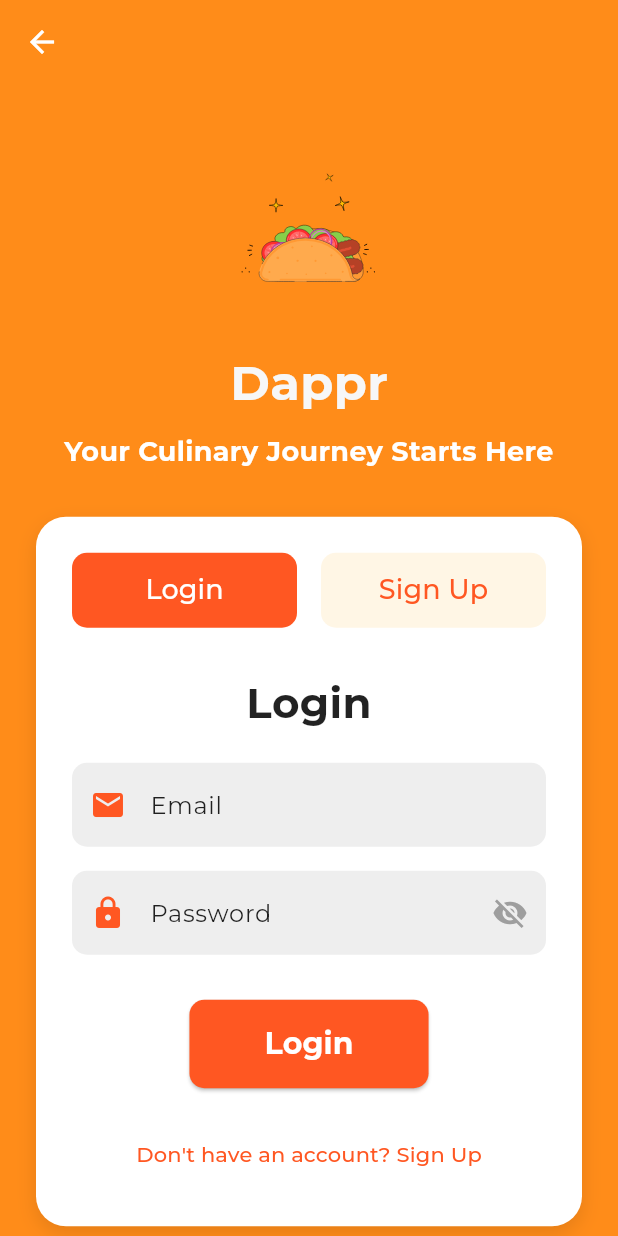
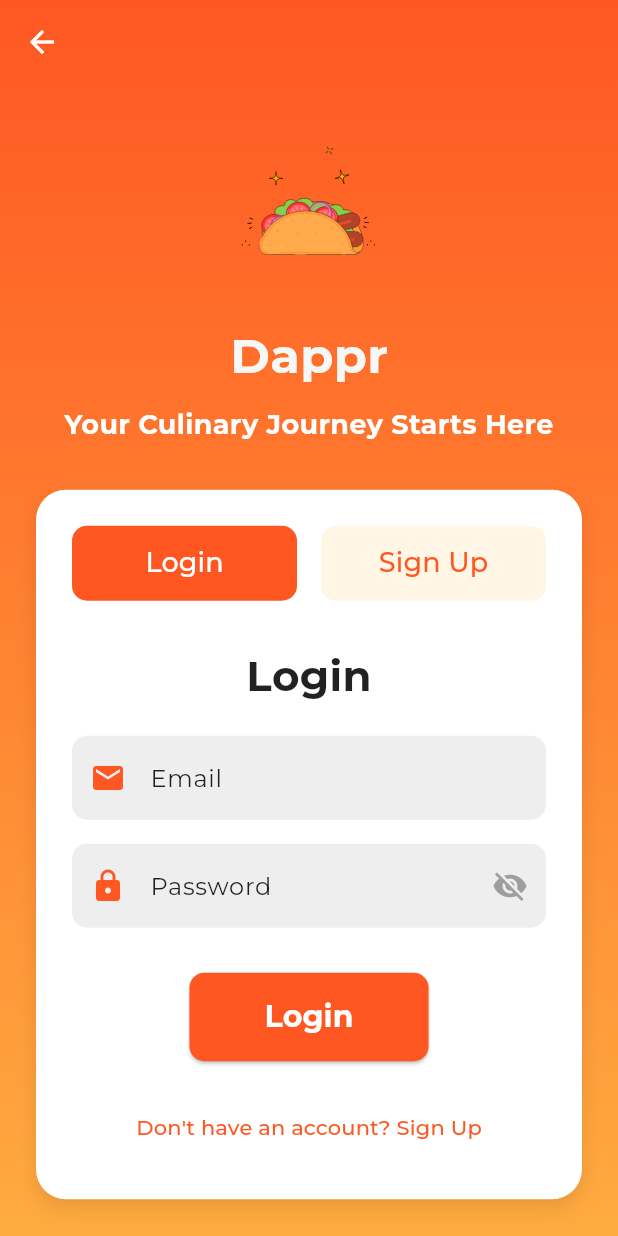
Before and after one commit to camy0330/Dappr, a Flutter app: the AuthPage screen opened directly, on a phone screen of 412 x 824 dp. Run offline on Flutter 3.47's test engine with Material 3 defaults, Android fonts, the phone set to English and light mode, and no system bars; our stand-ins replace audioplayers, logger, lottie, shared_preferences, table_calendar; accounts and stored records are empty.

Commit message:
updated color

```diff
--- a/lib/homepage/auth_page.dart
+++ b/lib/homepage/auth_page.dart
@@ -1,7 +1,7 @@
 // lib/homepage/auth_page.dart
-import 'package:dappr/main_page.dart'; // Assuming navigation to MainPage after auth
+import 'package:dappr/main_page.dart';
 import 'package:flutter/material.dart';
-import 'package:lottie/lottie.dart'; // Assuming you use Lottie animations
+import 'package:lottie/lottie.dart';
 
 class AuthPage extends StatefulWidget {
   const AuthPage({super.key});
@@ -16,38 +16,46 @@ class _AuthPageState extends State<AuthPage> {
   @override
   Widget build(BuildContext context) {
     return Scaffold(
-      backgroundColor: const Color.fromARGB(255, 255, 140, 25), // Changed to solid deep orange for consistency with WelcomePage
-      appBar: AppBar(
-        backgroundColor: Colors.transparent, // Make AppBar transparent
-        elevation: 0, // Remove AppBar shadow
-        leading: IconButton(
-          icon: const Icon(Icons.arrow_back, color: Colors.white), // White back arrow
-          onPressed: () {
-            Navigator.pop(context); // Go back to WelcomePage
-          },
+      // 1. Extend the body behind the AppBar/status bar for the gradient
+      extendBodyBehindAppBar: true,
+
+      // The main content of the Scaffold. It's wrapped in a Container
+      // to apply the gradient background across the entire page.
+      body: Container(
+        decoration: const BoxDecoration(
+          gradient: LinearGradient(
+            colors: [Colors.deepOrange, Colors.orangeAccent], // Your desired gradient colors
+            begin: Alignment.topCenter, // Start gradient from top
+            end: Alignment.bottomCenter, // End gradient at bottom
           ),
-        // Adding a title here if you want "Dappr" in the AppBar for AuthPage
-        // title: const Text('Dappr', style: TextStyle(color: Colors.white, fontFamily: 'Montserrat')),
         ),
-      body: Center(
+        // Center the content and allow it to scroll if it overflows
+        child: Center(
           child: SingleChildScrollView(
-          // Padding for the entire scrollable area, adjusted for top space due to transparent AppBar
-          padding: const EdgeInsets.symmetric(horizontal: 24.0, vertical: 0),
+            // Add top padding to account for the status bar height,
+            // so content doesn't get hidden under it when extendBodyBehindAppBar is true.
+            // Added extra 20.0 for more visual spacing from the top.
+            padding: EdgeInsets.fromLTRB(
+              24.0, // Left padding
+              MediaQuery.of(context).padding.top + 20.0, // Top padding (status bar + extra)
+              24.0, // Right padding
+              0,    // Bottom padding (can be adjusted if needed, currently 0 for flexible scroll)
+            ),
             child: Column(
-            mainAxisAlignment: MainAxisAlignment.center,
+              mainAxisAlignment: MainAxisAlignment.center, // Center content vertically
               children: [
-              // Lottie animation at the top, outside the white card
+                // Lottie animation at the top
                 Lottie.asset(
-                'assets/animations/dappr_logo_wrapped.json', // Your Lottie file path
+                  'assets/animations/dappr_logo_wrapped.json', // Path to your Lottie file
                   width: 150,
                   height: 150,
                   fit: BoxFit.contain,
-                // Add errorBuilder for debugging if Lottie fails to load
+                  // Error builder for debugging if Lottie asset fails to load
                   errorBuilder: (context, error, stackTrace) {
                     return Container(
                       width: 150,
                       height: 150,
-                    color: Colors.red.shade900, // Strong red for error visibility
+                      color: Colors.red.shade900, // Visual cue for asset loading failure
                       alignment: Alignment.center,
                       child: const Text(
                         'Lottie asset failed to load. Check pubspec.yaml and path.',
@@ -57,42 +65,42 @@ class _AuthPageState extends State<AuthPage> {
                     );
                   },
                 ),
-              const SizedBox(height: 20),
-              // Dappr Text
+                const SizedBox(height: 20), // Spacer
+                // "Dappr" Text
                 const Text(
                   'Dappr',
                   style: TextStyle(
                     fontSize: 32,
                     fontWeight: FontWeight.bold,
-                  color: Color.fromARGB(255, 247, 247, 247), // Your custom white color
-                  fontFamily: 'Montserrat',
+                    color: Color.fromARGB(255, 247, 247, 247), // Custom white color
+                    fontFamily: 'Montserrat', // Consistent font family
                   ),
                 ),
-              const SizedBox(height: 10),
+                const SizedBox(height: 10), // Spacer
                 // Subtitle Text
                 Text(
                   'Your Culinary Journey Starts Here',
-                textAlign: TextAlign.center, // Added for better presentation
+                  textAlign: TextAlign.center,
                   style: TextStyle(
-                  fontSize: 18, // Increased font size for more attention
-                  color: Colors.white, // Changed to pure white for maximum contrast
+                    fontSize: 18,
+                    color: Colors.white, // Pure white for maximum contrast
                     fontFamily: 'Montserrat',
-                  fontWeight: FontWeight.bold, // Make it bold
+                    fontWeight: FontWeight.bold,
                   ),
                 ),
-              const SizedBox(height: 30),
+                const SizedBox(height: 30), // Spacer
                 // The white "card" container for login/signup form
                 Container(
-                padding: const EdgeInsets.all(24.0),
+                  padding: const EdgeInsets.all(24.0), // Inner padding for the card content
                   decoration: BoxDecoration(
-                  color: Colors.white, // White background for the form
-                  borderRadius: BorderRadius.circular(20),
-                  boxShadow: [
+                    color: Colors.white, // White background for the form area
+                    borderRadius: BorderRadius.circular(20), // Rounded corners for the card
+                    boxShadow: const [
                       BoxShadow(
-                      color: const Color.fromARGB(26, 0, 0, 0), // FIX: Replaced Colors.black.withOpacity(0.1)
+                        color: Color.fromARGB(26, 0, 0, 0), // Subtle shadow for depth
                         blurRadius: 10,
-                      offset: const Offset(0, 5),
-                    ), // BoxShadow
+                        offset: Offset(0, 5),
+                      ),
                     ],
                   ),
                   child: Column(
@@ -105,48 +113,48 @@ class _AuthPageState extends State<AuthPage> {
                             child: ElevatedButton(
                               onPressed: () {
                                 setState(() {
-                                isLogin = true;
+                                  isLogin = true; // Set to login mode
                                 });
                               },
                               style: ElevatedButton.styleFrom(
-                              backgroundColor: isLogin ? Colors.deepOrange : const Color.fromARGB(26, 255, 165, 0), // Colors.orange.withAlpha(26) (alpha from 0.1 opacity)
+                                backgroundColor: isLogin ? Colors.deepOrange : const Color.fromARGB(26, 255, 165, 0),
                                 padding: const EdgeInsets.symmetric(vertical: 12),
                                 shape: RoundedRectangleBorder(
                                   borderRadius: BorderRadius.circular(10),
                                 ),
-                              elevation: 0, // Remove elevation for a flatter look
+                                elevation: 0, // No elevation for these toggle buttons
                               ),
                               child: Text(
                                 'Login',
                                 style: TextStyle(
                                   fontSize: 18,
-                                color: isLogin ? Colors.white : Colors.deepOrange, // White text when selected, DeepOrange when not
+                                  color: isLogin ? Colors.white : Colors.deepOrange, // Text color changes with selection
                                   fontFamily: 'Montserrat',
                                 ),
                               ),
                             ),
                           ),
-                        const SizedBox(width: 16),
+                          const SizedBox(width: 16), // Spacer between buttons
                           Expanded(
                             child: ElevatedButton(
                               onPressed: () {
                                 setState(() {
-                                isLogin = false;
+                                  isLogin = false; // Set to sign up mode
                                 });
                               },
                               style: ElevatedButton.styleFrom(
-                              backgroundColor: isLogin ? const Color.fromARGB(26, 255, 165, 0) : Colors.deepOrange, // Colors.orange.withAlpha(26)
+                                backgroundColor: isLogin ? const Color.fromARGB(26, 255, 165, 0) : Colors.deepOrange,
                                 padding: const EdgeInsets.symmetric(vertical: 12),
                                 shape: RoundedRectangleBorder(
                                   borderRadius: BorderRadius.circular(10),
                                 ),
-                              elevation: 0, // Remove elevation for a flatter look
+                                elevation: 0, // No elevation for these toggle buttons
                               ),
                               child: Text(
                                 'Sign Up',
                                 style: TextStyle(
                                   fontSize: 18,
-                                color: isLogin ? Colors.deepOrange : Colors.white, // DeepOrange text when selected, White when not
+                                  color: isLogin ? Colors.deepOrange : Colors.white, // Text color changes with selection
                                   fontFamily: 'Montserrat',
                                 ),
                               ),
@@ -154,44 +162,44 @@ class _AuthPageState extends State<AuthPage> {
                           ),
                         ],
                       ),
-                    const SizedBox(height: 30),
+                      const SizedBox(height: 30), // Spacer
                       // "Login" / "Sign Up" Heading within the card
                       Text(
                         isLogin ? 'Login' : 'Sign Up',
                         style: const TextStyle(
-                        fontSize: 28, // Adjusted font size for the heading
+                          fontSize: 28,
                           fontWeight: FontWeight.bold,
-                        color: Colors.black87, // Dark text color for heading on white background
+                          color: Colors.black87, // Dark text on white background
                           fontFamily: 'Montserrat',
                         ),
                       ),
-                    const SizedBox(height: 20),
-                    // Email Input
+                      const SizedBox(height: 20), // Spacer
+                      // Email Input Field
                       TextField(
                         decoration: InputDecoration(
                           labelText: 'Email',
                           prefixIcon: const Icon(Icons.email, color: Colors.deepOrange),
                           border: OutlineInputBorder(
                             borderRadius: BorderRadius.circular(10),
-                          borderSide: BorderSide.none,
+                            borderSide: BorderSide.none, // No border line
                           ),
                           filled: true,
-                        fillColor: Colors.grey[200],
-                        floatingLabelBehavior: FloatingLabelBehavior.never, // Keeps label inside the input field
+                          fillColor: Colors.grey[200], // Light grey background for input fields
+                          floatingLabelBehavior: FloatingLabelBehavior.never, // Label stays inside
                         ),
                         keyboardType: TextInputType.emailAddress,
                       ),
-                    const SizedBox(height: 16),
-                    // Password Input
+                      const SizedBox(height: 16), // Spacer
+                      // Password Input Field
                       TextField(
-                      obscureText: true,
+                        obscureText: true, // Hides input text
                         decoration: InputDecoration(
                           labelText: 'Password',
                           prefixIcon: const Icon(Icons.lock, color: Colors.deepOrange),
                           suffixIcon: IconButton(
                             icon: const Icon(Icons.visibility_off, color: Colors.grey),
                             onPressed: () {
-                            // Toggle password visibility - functionality not changed
+
                             },
                           ),
                           border: OutlineInputBorder(
@@ -200,18 +208,18 @@ class _AuthPageState extends State<AuthPage> {
                           ),
                           filled: true,
                           fillColor: Colors.grey[200],
-                        floatingLabelBehavior: FloatingLabelBehavior.never, // Keeps label inside the input field
+                          floatingLabelBehavior: FloatingLabelBehavior.never,
                         ),
                       ),
-                    const SizedBox(height: 30),
-                    // Login/Sign Up Button (main action button)
+                      const SizedBox(height: 30), // Spacer
+                      // Main Action Button (Login/Sign Up)
                       ElevatedButton(
                         onPressed: () {
-                        // Simulate successful login/signup and navigate to main page
+                          // Simulate successful authentication and navigate to MainPage
                           Navigator.pushAndRemoveUntil(
                             context,
                             MaterialPageRoute(builder: (context) => const MainPage()),
-                          (Route<dynamic> route) => false,
+                            (Route<dynamic> route) => false, // Clears all previous routes
                           );
                         },
                         style: ElevatedButton.styleFrom(
@@ -231,12 +239,12 @@ class _AuthPageState extends State<AuthPage> {
                           ),
                         ),
                       ),
-                    const SizedBox(height: 20),
-                    // Toggle Text Button
+                      const SizedBox(height: 20), // Spacer
+                      // Toggle Text Button (Don't have an account?/Already have an account?)
                       TextButton(
                         onPressed: () {
                           setState(() {
-                          isLogin = !isLogin; // Toggle form
+                            isLogin = !isLogin; // Toggle form type
                           });
                         },
                         child: Text(
@@ -254,6 +262,14 @@ class _AuthPageState extends State<AuthPage> {
             ),
           ),
         ),
+      ),
+      // AppBar for status bar control, made transparent
+      appBar: AppBar(
+        backgroundColor: Colors.transparent, // AppBar background is transparent
+        elevation: 0, // No shadow under the AppBar
+        // The 'leading' property (for the back button) is intentionally removed
+        // or commented out to prevent the back button from appearing.
+      ),
     );
   }
 }
```
Also changed, not shown: lib/pages/about_page.dart (+52 -39 lines), lib/pages/recipe_puzzle_game.dart (+113 -40 lines). Lines whose indentation alone changed are shown as unchanged.
